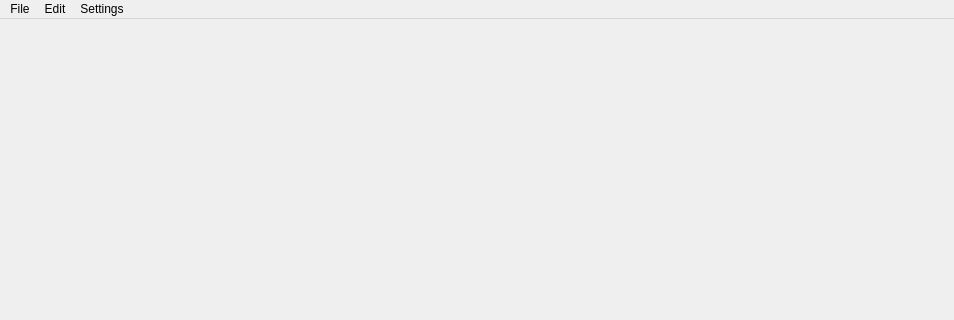
Qt form plugins/mainwindow/src/window-impl.ui (zjes/qnoto) before a commit; both pictures show x 0 to 954 and y 0 to 320 of the 954 by 670 pixel window.
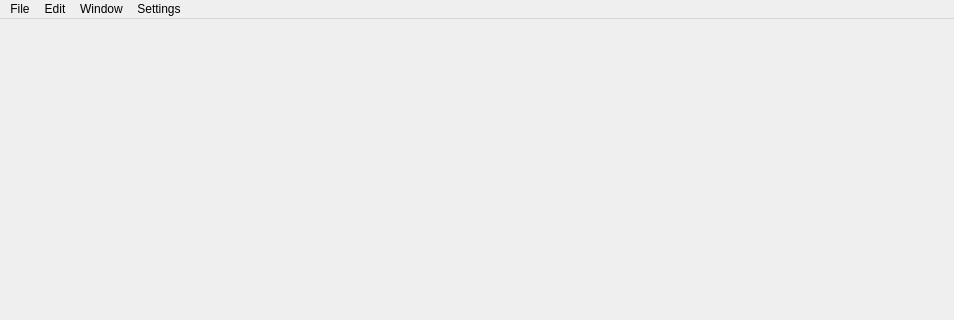
The same form after that commit.

```diff
--- a/plugins/mainwindow/src/window-impl.ui
+++ b/plugins/mainwindow/src/window-impl.ui
@@ -59,8 +59,14 @@
     </property>
     <addaction name="separator"/>
    </widget>
+   <widget class="QMenu" name="menuWindow">
+    <property name="title">
+     <string>Window</string>
+    </property>
+   </widget>
    <addaction name="menuFile"/>
    <addaction name="menuEdit"/>
+   <addaction name="menuWindow"/>
    <addaction name="menuSettings"/>
   </widget>
   <widget class="QStatusBar" name="statusBar">
```
